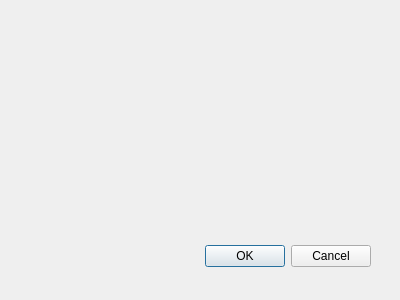
Qt form ui/calibration_results_sedimentograph.ui (Inigobarbe/VFSMOD-GUI) before a commit.
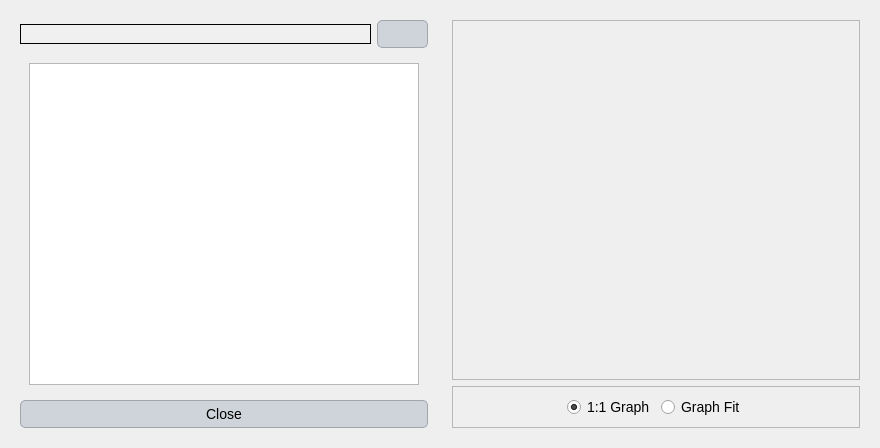
The same form after that commit.

What changed in the file:
```diff
--- a/ui/calibration_results_sedimentograph.ui
+++ b/ui/calibration_results_sedimentograph.ui
@@ -6,29 +6,265 @@
    <rect>
     <x>0</x>
     <y>0</y>
-    <width>400</width>
-    <height>300</height>
+    <width>880</width>
+    <height>443</height>
    </rect>
   </property>
   <property name="windowTitle">
    <string>Dialog</string>
   </property>
-  <widget class="QDialogButtonBox" name="buttonBox">
-   <property name="geometry">
-    <rect>
-     <x>30</x>
-     <y>240</y>
-     <width>341</width>
-     <height>32</height>
-    </rect>
-   </property>
-   <property name="orientation">
-    <enum>Qt::Horizontal</enum>
-   </property>
-   <property name="standardButtons">
-    <set>QDialogButtonBox::Cancel|QDialogButtonBox::Ok</set>
-   </property>
-  </widget>
+  <property name="styleSheet">
+   <string notr="true">QLabel {
+    font-family: 'Georgia'; /* Cambiar la fuente a Georgia */
+    font-size: 16px; /* Cambiar el tamaño de la fuente */
+    color: #000000; /* Color del texto (blanco) */
+}
+
+QLineEdit {
+    font-family: 'Georgia'; /* Cambiar la fuente a Georgia */
+    font-size: 14px; /* Cambiar el tamaño de la fuente */
+    color: #000000; /* Color del texto (blanco) */
+    background-color: #f0f0f0; /* Color de fondo del QLineEdit */
+    border: 1px solid #000000; /* Borde blanco */
+}
+
+QComboBox {
+    font-family: 'Georgia'; /* Cambiar la fuente a Georgia */
+    font-size: 14px; /* Cambiar el tamaño de la fuente */
+    color: #000000; /* Color del texto (blanco) */
+    background-color: #cfd4da; /* Fondo oscuro del ComboBox */
+}
+
+QRadioButton {
+    font-family: 'Georgia'; /* Cambiar la fuente a Georgia */
+    font-size: 14px; /* Cambiar el tamaño de la fuente */
+    color: #000000; /* Color del texto (blanco) */
+}
+
+QCheckBox {
+    font-family: 'Georgia'; /* Cambiar la fuente a Georgia */
+    font-size: 14px; /* Cambiar el tamaño de la fuente */
+    color: #000000; /* Color del texto (blanco) */
+}
+
+/* Cambiar la fuente y estilo de los QPushButton */
+QPushButton {
+    font-family: 'Georgia'; /* Cambiar la fuente */
+    font-size: 14px; /* Cambiar el tamaño de la fuente */
+    color: #000000; /* Color del texto negro */
+    background-color: #cfd4da; /* Fondo gris claro */
+    border: 1px solid #a1a6ad; /* Borde gris medio */
+    border-radius: 5px; /* Bordes redondeados */
+    padding: 5px; /* Espaciado interno */
+}
+
+/* Estilo cuando el ratón pasa sobre el botón */
+QPushButton:hover {
+    color: #000000; /* Mantener el texto negro */
+    background-color: #b7bcc3; /* Fondo gris un poco más oscuro al pasar el mouse */
+}
+
+/* Estilo cuando el botón está presionado */
+QPushButton:pressed {
+    background-color: #a6acb3; /* Fondo ligeramente más oscuro al presionar */
+    color: #000000; /* Mantener el texto negro cuando se presiona */
+}
+
+
+
+/* Estilo general para QTableWidget y QTableView */
+QTableWidget, QTableView {
+    font-family: 'Georgia'; /* Cambiar la fuente a Georgia */
+    font-size: 14px; /* Tamaño de la fuente */
+    color: #000000; /* Color del texto negro */
+    background-color: #e6e9ed; /* Fondo gris claro para la tabla */
+    gridline-color: #a1a6ad; /* Color de las líneas de la tabla (gris medio) */
+    selection-background-color: #b7bcc3; /* Color de fondo cuando se selecciona una celda (gris suave) */
+    selection-color: #000000; /* Color del texto cuando la celda está seleccionada (negro) */
+}
+
+/* Estilo para el encabezado horizontal de la tabla */
+QHeaderView::section {
+    font-family: 'Georgia'; /* Cambiar la fuente a Georgia */
+    font-size: 14px; /* Tamaño de la fuente */
+    color: #000000; /* Color del texto negro */
+    background-color: #cfd4da; /* Fondo gris claro del encabezado */
+    border: 1px solid #a1a6ad; /* Borde gris medio entre las secciones */
+    padding: 4px; /* Espaciado interno en el encabezado */
+}
+
+/* Estilo para las celdas de la tabla al pasar el mouse */
+QTableWidget::item:hover, QTableView::item:hover {
+    background-color: #b7bcc3; /* Fondo gris suave al pasar el mouse */
+    color: #000000; /* Mantener el texto negro */
+}
+
+/* Estilo para las celdas cuando están seleccionadas */
+QTableWidget::item:selected, QTableView::item:selected {
+    background-color: #a6acb3; /* Fondo gris intermedio cuando está seleccionado */
+    color: #000000; /* Texto negro cuando está seleccionado */
+}
+
+/* Ajustar el tamaño de las celdas */
+QTableWidget::item, QTableView::item {
+    padding: 4px; /* Espaciado interno de las celdas */
+}
+
+/* Estilo para el borde inferior de la tabla */
+QTableCornerButton::section {
+    background-color: #cfd4da; /* Fondo del botón de esquina */
+    border: 1px solid #a1a6ad; /* Borde gris medio del botón de esquina */
+}</string>
+  </property>
+  <layout class="QGridLayout" name="gridLayout_4">
+   <item row="0" column="0">
+    <widget class="QFrame" name="frame_2">
+     <property name="minimumSize">
+      <size>
+       <width>300</width>
+       <height>0</height>
+      </size>
+     </property>
+     <property name="frameShape">
+      <enum>QFrame::NoFrame</enum>
+     </property>
+     <property name="frameShadow">
+      <enum>QFrame::Raised</enum>
+     </property>
+     <layout class="QGridLayout" name="gridLayout_2">
+      <item row="0" column="0">
+       <layout class="QHBoxLayout" name="horizontalLayout">
+        <item>
+         <widget class="QLineEdit" name="results"/>
+        </item>
+        <item>
+         <widget class="QPushButton" name="browse">
+          <property name="text">
+           <string/>
+          </property>
+         </widget>
+        </item>
+       </layout>
+      </item>
+      <item row="1" column="0">
+       <widget class="QScrollArea" name="scrollArea">
+        <property name="frameShape">
+         <enum>QFrame::NoFrame</enum>
+        </property>
+        <property name="widgetResizable">
+         <bool>true</bool>
+        </property>
+        <widget class="QWidget" name="scrollAreaWidgetContents">
+         <property name="geometry">
+          <rect>
+           <x>0</x>
+           <y>0</y>
+           <width>410</width>
+           <height>335</height>
+          </rect>
+         </property>
+         <layout class="QGridLayout" name="gridLayout">
+          <item row="0" column="0">
+           <widget class="QTextEdit" name="textEdit"/>
+          </item>
+         </layout>
+        </widget>
+       </widget>
+      </item>
+      <item row="2" column="0">
+       <widget class="QPushButton" name="pushButton_3">
+        <property name="text">
+         <string>Close</string>
+        </property>
+       </widget>
+      </item>
+     </layout>
+    </widget>
+   </item>
+   <item row="0" column="1">
+    <widget class="QFrame" name="frame_3">
+     <property name="frameShape">
+      <enum>QFrame::NoFrame</enum>
+     </property>
+     <property name="frameShadow">
+      <enum>QFrame::Raised</enum>
+     </property>
+     <layout class="QGridLayout" name="gridLayout_3">
+      <item row="0" column="0">
+       <widget class="QFrame" name="frame">
+        <property name="minimumSize">
+         <size>
+          <width>400</width>
+          <height>360</height>
+         </size>
+        </property>
+        <property name="frameShape">
+         <enum>QFrame::StyledPanel</enum>
+        </property>
+        <property name="frameShadow">
+         <enum>QFrame::Raised</enum>
+        </property>
+       </widget>
+      </item>
+      <item row="1" column="0">
+       <widget class="QFrame" name="frame_4">
+        <property name="frameShape">
+         <enum>QFrame::StyledPanel</enum>
+        </property>
+        <property name="frameShadow">
+         <enum>QFrame::Raised</enum>
+        </property>
+        <layout class="QGridLayout" name="gridLayout_5">
+         <item row="0" column="0">
+          <spacer name="horizontalSpacer">
+           <property name="orientation">
+            <enum>Qt::Horizontal</enum>
+           </property>
+           <property name="sizeHint" stdset="0">
+            <size>
+             <width>40</width>
+             <height>20</height>
+            </size>
+           </property>
+          </spacer>
+         </item>
+         <item row="0" column="1">
+          <widget class="QRadioButton" name="one_one">
+           <property name="text">
+            <string>1:1 Graph</string>
+           </property>
+           <property name="checked">
+            <bool>true</bool>
+           </property>
+          </widget>
+         </item>
+         <item row="0" column="2">
+          <widget class="QRadioButton" name="graph_fit">
+           <property name="text">
+            <string>Graph Fit</string>
+           </property>
+          </widget>
+         </item>
+         <item row="0" column="3">
+          <spacer name="horizontalSpacer_2">
+           <property name="orientation">
+            <enum>Qt::Horizontal</enum>
+           </property>
+           <property name="sizeHint" stdset="0">
+            <size>
+             <width>40</width>
+             <height>20</height>
+            </size>
+           </property>
+          </spacer>
+         </item>
+        </layout>
+       </widget>
+      </item>
+     </layout>
+    </widget>
+   </item>
+  </layout>
  </widget>
  <resources/>
  <connections>
```
Left out of the diff: 35 changed lines with no effect on the pictures.
